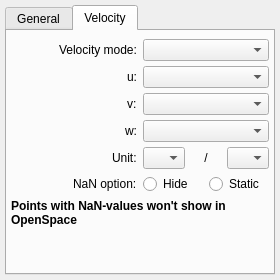
This is glue_openspace_thesis/viewer_state_widget.ui in OpenSpace/glue-openspace as Qt 5 draws it before an edit. The edited form follows.
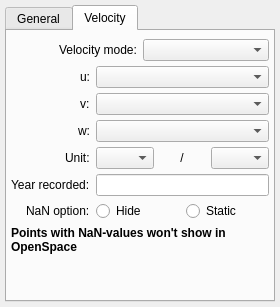
This is the edited form. The open tabs and pages were chosen to show the change.

Commit message: Adds non-working GUI for velocity year recorded

The edit to the form file:
```diff
--- a/glue_openspace_thesis/viewer_state_widget.ui
+++ b/glue_openspace_thesis/viewer_state_widget.ui
@@ -463,19 +463,37 @@
                         </layout>
                       </item>
                       <item row="4" column="0" alignment="Qt::AlignRight">
-                        <widget class="QLabel" name="label_vel_nan_mode">
-                          <property name="font">
-                            <font>
-                              <weight>50</weight>
-                            </font>
-                          </property>
+                        <widget class="QLabel" name="label_vel_year_rec">
                           <property name="text">
-                            <string>NaN option:</string>
+                            <string>Year recorded:</string>
                           </property>
                         </widget>
                       </item>
-                      <!--================================================================-->
                       <item row="4" column="1">
+                        <widget class="QLineEdit" name="valuetext_vel_year_rec">
+                          <!-- <property name="maximumSize">
+                            <size>
+                              <width>80</width>
+                              <height>16777215</height>
+                            </size>
+                          </property> -->
+                        </widget>
+                      </item>
+                      <!--================================================================-->
+                      <item row="5" column="0" alignment="Qt::AlignRight">
+                        <widget class="QLabel" name="label_vel_nan_mode">
+                          <property name="font">
+                            <font>
+                              <weight>50</weight>
+                            </font>
+                          </property>
+                          <property name="text">
+                            <string>NaN option:</string>
+                          </property>
+                        </widget>
+                      </item>
+                      <!--================================================================-->
+                      <item row="5" column="1">
                         <widget class="QWidget" name="radio_vel_nan">
                           <layout class="QGridLayout" name="radio_vel_nan_grid">
                             <property name="leftMargin">
@@ -545,7 +563,7 @@
                         </widget>
                       </item> -->
                       <!--================================================================-->
-                      <item row="7" column="0" colspan="2" name="vel_nan_value_info">
+                      <item row="6" column="0" colspan="2" name="vel_nan_value_info">
                         <widget class="QStackedWidget" name="vel_nan_value_stacked_widget">
                           <property name="currentIndex">
                             <number>0</number>
```
Left out of the diff: 2 changed lines with no effect on the pictures.
